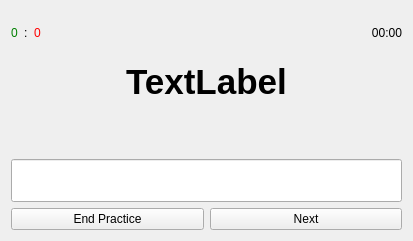
Above: practicedialog.ui from MOsinskyi/polyglot-app before the change. Below: the same form after it.
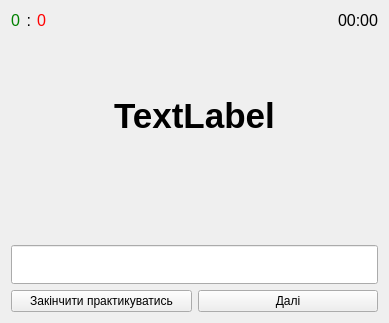
That is the form after the change. Icons and pictures are not drawn.

Patch:
```diff
--- a/practicedialog.ui
+++ b/practicedialog.ui
@@ -6,24 +6,41 @@
    <rect>
     <x>0</x>
     <y>0</y>
-    <width>413</width>
-    <height>241</height>
+    <width>389</width>
+    <height>323</height>
    </rect>
   </property>
+  <property name="sizePolicy">
+   <sizepolicy hsizetype="Preferred" vsizetype="Expanding">
+    <horstretch>0</horstretch>
+    <verstretch>0</verstretch>
+   </sizepolicy>
+  </property>
+  <property name="focusPolicy">
+   <enum>Qt::FocusPolicy::ClickFocus</enum>
+  </property>
   <property name="windowTitle">
    <string>Dialog</string>
   </property>
   <layout class="QVBoxLayout" name="verticalLayout">
    <item>
     <layout class="QHBoxLayout" name="horizontalLayout_2">
+     <property name="sizeConstraint">
+      <enum>QLayout::SizeConstraint::SetFixedSize</enum>
+     </property>
      <item>
       <widget class="QLabel" name="currectAnswers">
        <property name="sizePolicy">
-        <sizepolicy hsizetype="Fixed" vsizetype="Preferred">
+        <sizepolicy hsizetype="Fixed" vsizetype="Fixed">
          <horstretch>0</horstretch>
          <verstretch>0</verstretch>
         </sizepolicy>
        </property>
+       <property name="font">
+        <font>
+         <pointsize>12</pointsize>
+        </font>
+       </property>
        <property name="styleSheet">
         <string notr="true">QLabel {
  color: green
@@ -32,29 +49,45 @@
        <property name="text">
         <string>0</string>
        </property>
+       <property name="alignment">
+        <set>Qt::AlignmentFlag::AlignRight|Qt::AlignmentFlag::AlignTop|Qt::AlignmentFlag::AlignTrailing</set>
+       </property>
       </widget>
      </item>
      <item>
       <widget class="QLabel" name="label_2">
        <property name="sizePolicy">
-        <sizepolicy hsizetype="Fixed" vsizetype="Preferred">
+        <sizepolicy hsizetype="Fixed" vsizetype="Fixed">
          <horstretch>0</horstretch>
          <verstretch>0</verstretch>
         </sizepolicy>
        </property>
+       <property name="font">
+        <font>
+         <pointsize>12</pointsize>
+        </font>
+       </property>
        <property name="text">
         <string>:</string>
        </property>
+       <property name="alignment">
+        <set>Qt::AlignmentFlag::AlignRight|Qt::AlignmentFlag::AlignTop|Qt::AlignmentFlag::AlignTrailing</set>
+       </property>
       </widget>
      </item>
      <item>
       <widget class="QLabel" name="incurrectAnswers">
        <property name="sizePolicy">
-        <sizepolicy hsizetype="Fixed" vsizetype="Preferred">
+        <sizepolicy hsizetype="Fixed" vsizetype="Fixed">
          <horstretch>0</horstretch>
          <verstretch>0</verstretch>
         </sizepolicy>
        </property>
+       <property name="font">
+        <font>
+         <pointsize>12</pointsize>
+        </font>
+       </property>
        <property name="styleSheet">
         <string notr="true">QLabel {
  color: red
@@ -63,15 +96,29 @@
        <property name="text">
         <string>0</string>
        </property>
+       <property name="alignment">
+        <set>Qt::AlignmentFlag::AlignRight|Qt::AlignmentFlag::AlignTop|Qt::AlignmentFlag::AlignTrailing</set>
+       </property>
       </widget>
      </item>
      <item>
       <widget class="QLabel" name="timer">
+       <property name="sizePolicy">
+        <sizepolicy hsizetype="Preferred" vsizetype="Fixed">
+         <horstretch>0</horstretch>
+         <verstretch>0</verstretch>
+        </sizepolicy>
+       </property>
+       <property name="font">
+        <font>
+         <pointsize>12</pointsize>
+        </font>
+       </property>
        <property name="text">
         <string>00:00</string>
        </property>
        <property name="alignment">
-        <set>Qt::AlignRight|Qt::AlignTrailing|Qt::AlignVCenter</set>
+        <set>Qt::AlignmentFlag::AlignRight|Qt::AlignmentFlag::AlignTop|Qt::AlignmentFlag::AlignTrailing</set>
        </property>
       </widget>
      </item>
@@ -79,6 +126,12 @@
    </item>
    <item>
     <widget class="QLabel" name="sentence">
+     <property name="sizePolicy">
+      <sizepolicy hsizetype="Preferred" vsizetype="Preferred">
+       <horstretch>0</horstretch>
+       <verstretch>0</verstretch>
+      </sizepolicy>
+     </property>
      <property name="font">
       <font>
        <pointsize>26</pointsize>
@@ -88,8 +141,17 @@
      <property name="text">
       <string>TextLabel</string>
      </property>
+     <property name="textFormat">
+      <enum>Qt::TextFormat::AutoText</enum>
+     </property>
+     <property name="scaledContents">
+      <bool>false</bool>
+     </property>
      <property name="alignment">
-      <set>Qt::AlignCenter</set>
+      <set>Qt::AlignmentFlag::AlignCenter</set>
+     </property>
+     <property name="wordWrap">
+      <bool>true</bool>
      </property>
     </widget>
    </item>
@@ -98,6 +160,17 @@
      <property name="enabled">
       <bool>true</bool>
      </property>
+     <property name="sizePolicy">
+      <sizepolicy hsizetype="Preferred" vsizetype="Fixed">
+       <horstretch>0</horstretch>
+       <verstretch>0</verstretch>
+      </sizepolicy>
+     </property>
+     <property name="font">
+      <font>
+       <pointsize>12</pointsize>
+      </font>
+     </property>
      <property name="text">
       <string>&lt;html&gt;&lt;head/&gt;&lt;body&gt;&lt;p&gt;&lt;br/&gt;&lt;/p&gt;&lt;/body&gt;&lt;/html&gt;</string>
      </property>
@@ -109,7 +182,7 @@
    <item>
     <widget class="QLineEdit" name="lineEdit">
      <property name="sizePolicy">
-      <sizepolicy hsizetype="Expanding" vsizetype="Preferred">
+      <sizepolicy hsizetype="Expanding" vsizetype="Fixed">
        <horstretch>0</horstretch>
        <verstretch>0</verstretch>
       </sizepolicy>
@@ -148,7 +221,7 @@
         <enum>Qt::NoFocus</enum>
        </property>
        <property name="text">
-        <string>End Practice</string>
+        <string>Закінчити практикуватись</string>
        </property>
       </widget>
      </item>
@@ -164,7 +237,7 @@
         <enum>Qt::NoFocus</enum>
        </property>
        <property name="text">
-        <string>Next</string>
+        <string>Далі</string>
        </property>
       </widget>
      </item>
```
Left out of the diff: 18 changed lines with no effect on the pictures.
